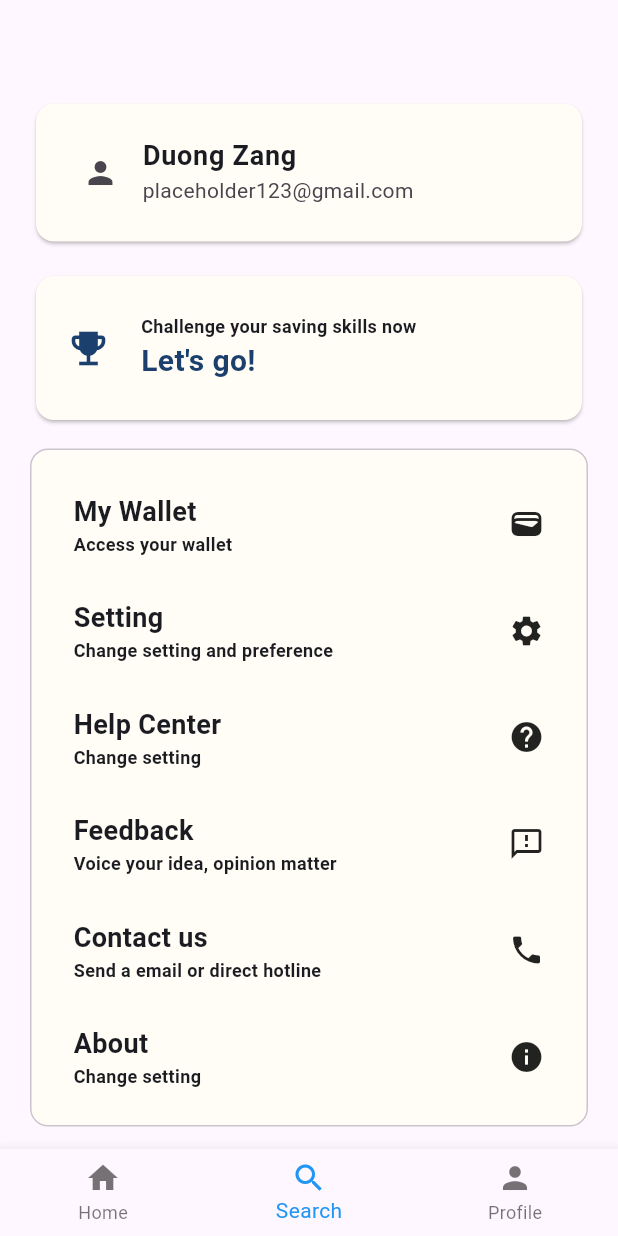
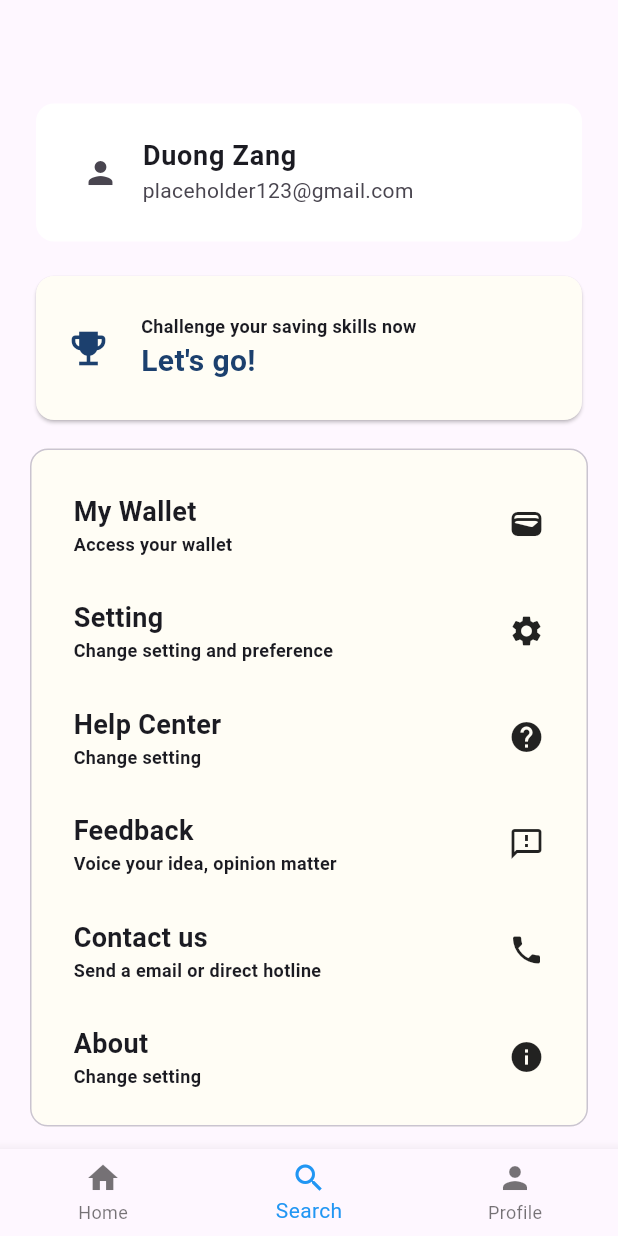
Before and after one commit to Puppychan/tymesavingfrontend, a Flutter app: the screen it shows after launch, on a phone screen of 412 x 824 dp. Run offline on Flutter 3.47's test engine with Material 3 defaults, Android fonts, the phone set to English and light mode, and no system bars; Roboto replaces fonts that are missing (Merriweather).

Commit message:
Added color to app_color, minor code adjustment and comment

```diff
--- a/lib/common/app_color.dart
+++ b/lib/common/app_color.dart
@@ -58,7 +58,7 @@ class AppColors {
   static const Color primaryText = gray;
   // static const Color secondaryText =;
 
-  // static const Color white = .white;
+  static const Color white = Color(0xFFFFFFFF);
 
 
 }
--- a/lib/screens/more_menu/more.dart
+++ b/lib/screens/more_menu/more.dart
@@ -54,8 +54,8 @@ class UserBox extends StatelessWidget {
 
   @override
   Widget build(BuildContext context) {
-    return const Card(
-      color: AppColors.cream,
+    return const Card.filled(
+      color: AppColors.white,
       child: Padding(
         padding: EdgeInsets.symmetric(horizontal: 15, vertical: 10),
           child: Column(
@@ -80,11 +80,6 @@ class MoreMenuChallenge extends StatelessWidget {
   Widget build(BuildContext context) {
     return Card(
       color: AppColors.cream,
-        // clipBehavior is necessary because, without it, the InkWell's animation
-        // will extend beyond the rounded edges of the [Card] (see https://github.com/flutter/flutter/issues/109776)
-        // This comes with a small performance cost, and you should not set [clipBehavior]
-        // unless you need it.
-        // clipBehavior: Clip.hardEdge,
         child: InkWell(
           splashColor: Colors.blue.withAlpha(50),
           onTap: () {
--- a/lib/screens/more_menu/more_setting.dart
+++ b/lib/screens/more_menu/more_setting.dart
@@ -11,7 +11,10 @@ class MoreMenuSetting extends StatefulWidget {
 
 class _MoreMenuSettingState extends State<MoreMenuSetting> {
 
-  //PlaceHolder function
+  /*
+  PlaceHolder function, when merge replace it with function to redirect to
+  other screen (Settings, Wallet?, Help Center, Feedback, Contact us, About)
+  */
   void placeHolderFunction(){
     //Debug here
    debugPrint('function tapped!');
--- a/lib/screens/user_profile/build_info.dart
+++ b/lib/screens/user_profile/build_info.dart
@@ -1,6 +1,5 @@
 import 'package:flutter/material.dart';
-import 'package:tymesavingfrontend/common/app_text_style.dart';
-import 'package:tymesavingfrontend/user.dart';
+
 
 class BuildInfo extends StatelessWidget {
   const BuildInfo(this.label, this.value,{super.key});
@@ -12,7 +11,7 @@ class BuildInfo extends StatelessWidget {
   Widget build(BuildContext context) {
     return Card(
       child: Padding(
-        padding: EdgeInsets.symmetric(horizontal: 10, vertical: 5),
+        padding: const EdgeInsets.symmetric(horizontal: 10, vertical: 5),
         child: Row(
           children: [
             const SizedBox(width: 5,height: 10,),
```
